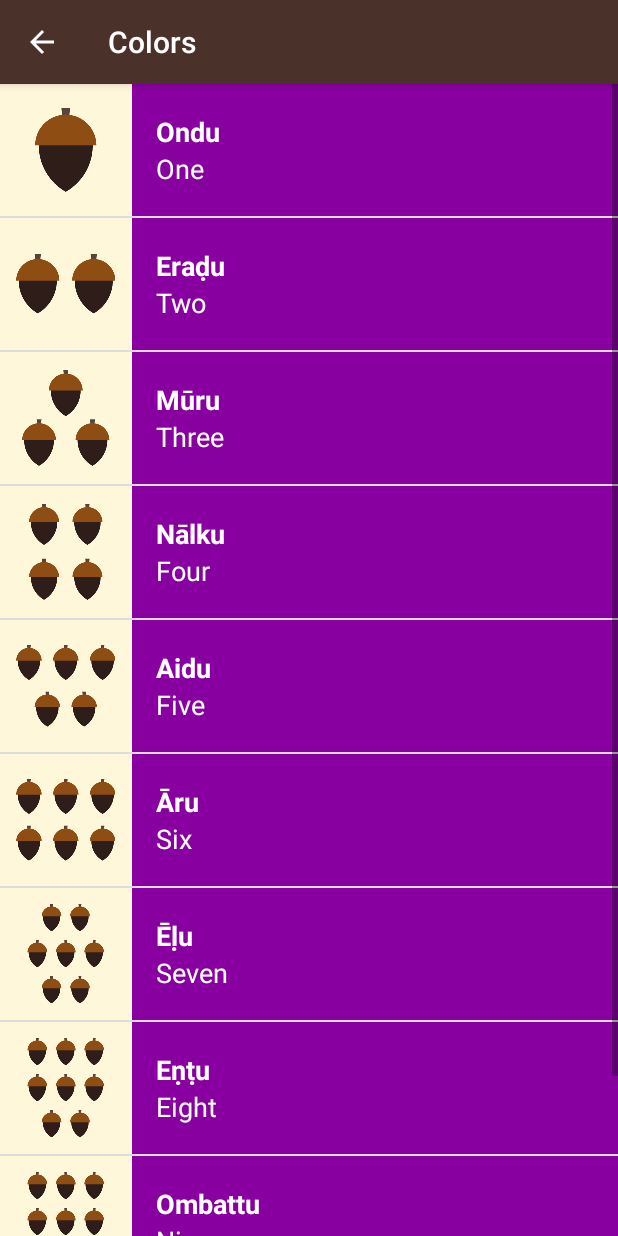
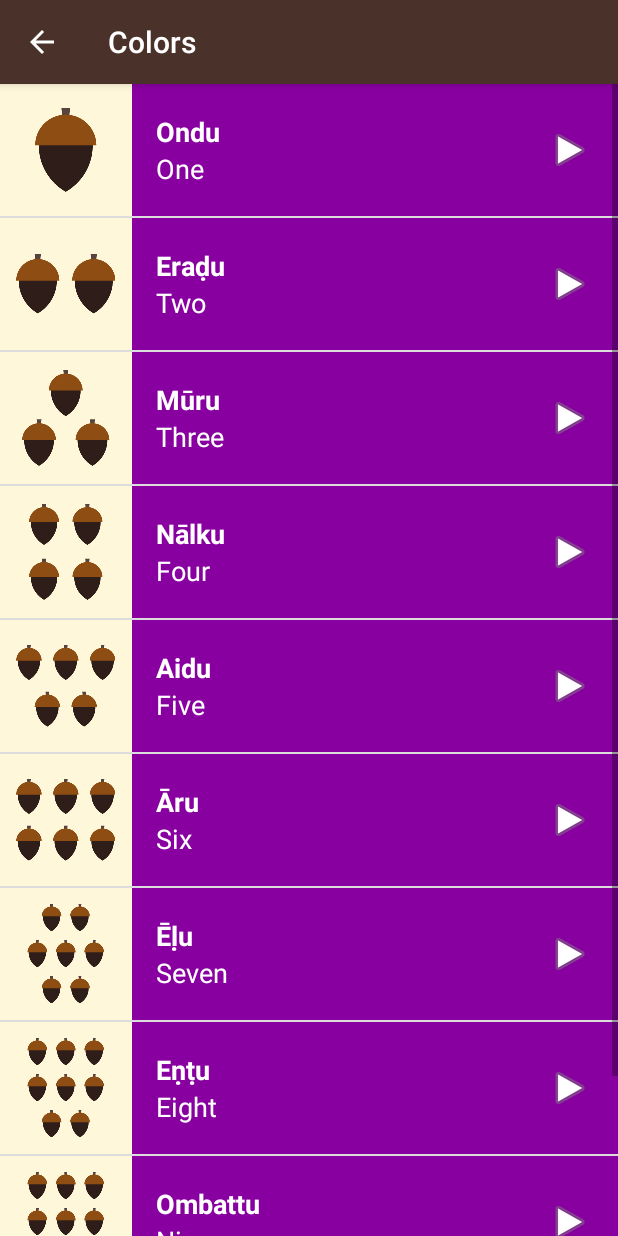
Before and after one commit to vivit1006117/LearnAnyLanguage, an Android app: the ColorsActivity screen opened directly, with no data from a screen before it, after a tap on "Āru", on a phone screen of 412 x 824 dp. Run offline under Robolectric (Android 15) with nearby library versions, the light colour scheme and no system bars.

Commit message:
added play button

```diff
--- a/app/src/main/java/com/example/android/learnLanguage/commonWords/ColorsActivity.java
+++ b/app/src/main/java/com/example/android/learnLanguage/commonWords/ColorsActivity.java
@@ -1,20 +1,7 @@
-/*
- * Copyright (C) 2016 The Android Open Source Project
- *
- * Licensed under the Apache License, Version 2.0 (the "License");
- * you may not use this file except in compliance with the License.
- * You may obtain a copy of the License at
- *
- *      http://www.apache.org/licenses/LICENSE-2.0
- *
- * Unless required by applicable law or agreed to in writing, software
- * distributed under the License is distributed on an "AS IS" BASIS,
- * WITHOUT WARRANTIES OR CONDITIONS OF ANY KIND, either express or implied.
- * See the License for the specific language governing permissions and
- * limitations under the License.
- */
 package com.example.android.learnLanguage.commonWords;
 
+import android.content.Context;
+import android.media.AudioManager;
 import android.media.MediaPlayer;
 import android.os.Bundle;
 import android.support.v7.app.AppCompatActivity;
@@ -32,21 +19,24 @@ import static com.example.android.learnLanguage.R.layout.custom_list_layout;
 
 public class ColorsActivity extends AppCompatActivity {
 
+    MediaPlayer mediaPlayer;
+//    AudioManager audioManager = (AudioManager) getSystemService(Context.AUDIO_SERVICE);
+
     @Override
     protected void onCreate(Bundle savedInstanceState) {
         super.onCreate(savedInstanceState);
         setContentView(R.layout.activity_colors);
         final ArrayList<Word> words = new ArrayList<>();
         words.add(new Word("One", "Ondu", R.mipmap.number_one, R.raw.number_one));
-        words.add(new Word("Two", "Eraḍu", R.mipmap.number_two,  R.raw.number_two));
-        words.add(new Word("Three", "Mūru", R.mipmap.number_three,R.raw.number_three));
-        words.add(new Word("Four", "Nālku", R.mipmap.number_four,   R.raw.number_four));
-        words.add(new Word("Five", "Aidu", R.mipmap.number_five,   R.raw.number_five));
-        words.add(new Word("Six", "Āru", R.mipmap.number_six,   R.raw.number_six));
-        words.add(new Word("Seven", "Ēḷu", R.mipmap.number_seven,   R.raw.number_seven));
-        words.add(new Word("Eight", "Eṇṭu", R.mipmap.number_eight,   R.raw.number_eight));
-        words.add(new Word("Nine", "Ombattu", R.mipmap.number_nine,   R.raw.number_nine));
-        words.add(new Word("Ten", "Hattu", R.mipmap.number_ten,   R.raw.number_ten));
+        words.add(new Word("Two", "Eraḍu", R.mipmap.number_two, R.raw.number_two));
+        words.add(new Word("Three", "Mūru", R.mipmap.number_three, R.raw.number_three));
+        words.add(new Word("Four", "Nālku", R.mipmap.number_four, R.raw.number_four));
+        words.add(new Word("Five", "Aidu", R.mipmap.number_five, R.raw.number_five));
+        words.add(new Word("Six", "Āru", R.mipmap.number_six, R.raw.number_six));
+        words.add(new Word("Seven", "Ēḷu", R.mipmap.number_seven, R.raw.number_seven));
+        words.add(new Word("Eight", "Eṇṭu", R.mipmap.number_eight, R.raw.number_eight));
+        words.add(new Word("Nine", "Ombattu", R.mipmap.number_nine, R.raw.number_nine));
+        words.add(new Word("Ten", "Hattu", R.mipmap.number_ten, R.raw.number_ten));
 
         WordAdapter itemsAdapter = new WordAdapter(this, custom_list_layout, words, R.color.category_colors);
 
@@ -55,13 +45,53 @@ public class ColorsActivity extends AppCompatActivity {
         assert listView != null;
         listView.setAdapter(itemsAdapter);
 
-        listView.setOnItemClickListener(new AdapterView.OnItemClickListener() {
+        AdapterView.OnItemClickListener itemClickListener = new AdapterView.OnItemClickListener() {
             @Override
             public void onItemClick(AdapterView<?> parent, View view, int position, long id) {
+
+                if (mediaPlayer != null) {
+                    mediaPlayer.release();
+                }
+
                 Word word = words.get(position);
-                MediaPlayer mediaPlayer = MediaPlayer.create(ColorsActivity.this, word.getAudioPath());
+                mediaPlayer = MediaPlayer.create(ColorsActivity.this, word.getAudioPath());
                 mediaPlayer.start();
+                MediaPlayer.OnCompletionListener onCompletionListener = new MediaPlayer.OnCompletionListener() {
+
+                    @Override
+                    public void onCompletion(MediaPlayer mp) {
+                        mediaPlayer.release();
+                    }
+                };
+                mediaPlayer.setOnCompletionListener(onCompletionListener);
             }
-        });
+        };
+        listView.setOnItemClickListener(itemClickListener);
     }
+
+    @Override
+    protected void onStop() {
+        super.onStop();
+        if (mediaPlayer != null)
+            mediaPlayer.release();
+    }
+
+//    private void audioFocus(){
+//        AudioManager.OnAudioFocusChangeListener audioFocusListener = new AudioManager.OnAudioFocusChangeListener() {
+//            @Override
+//            public void onAudioFocusChange(int focusChange) {
+//                if (focusChange == AudioManager.AUDIOFOCUS_LOSS_TRANSIENT ||
+//                        focusChange == AudioManager.AUDIOFOCUS_LOSS_TRANSIENT_CAN_DUCK) {
+//                    mediaPlayer.pause();
+//                    mediaPlayer.seekTo(0);
+//                } else if (focusChange == AudioManager.AUDIOFOCUS_GAIN) {
+//                    mediaPlayer.start();
+//                } else if (focusChange == AudioManager.AUDIOFOCUS_LOSS) {
+//                    mediaPlayer.release();
+//                }
+//            }
+//        };
+//
+//        audioManager.requestAudioFocus(audioFocusListener, AudioManager.STREAM_MUSIC, AudioManager.AUDIOFOCUS_GAIN_TRANSIENT);
+//    }
 }
--- a/app/src/main/res/layout/custom_list_layout.xml
+++ b/app/src/main/res/layout/custom_list_layout.xml
@@ -1,43 +1,54 @@
 <?xml version="1.0" encoding="utf-8"?>
-<LinearLayout xmlns:android="http://schemas.android.com/apk/res/android"
+<RelativeLayout xmlns:android="http://schemas.android.com/apk/res/android"
     xmlns:tools="http://schemas.android.com/tools"
     android:layout_width="match_parent"
     android:layout_height="@dimen/list_item_height"
     android:orientation="horizontal">
 
     <ImageView
+        android:id="@+id/related_image"
         android:layout_width="@dimen/list_item_height"
         android:layout_height="@dimen/list_item_height"
-        android:id="@+id/related_image"
-        tools:src="@mipmap/number_one"
-        android:background="#FFF7DA"/>
+        android:background="#FFF7DA"
+        tools:src="@mipmap/number_one" />
 
     <LinearLayout
-        android:layout_width="match_parent"
+        android:id="@+id/text_field"
+            android:layout_width="match_parent"
         android:layout_height="match_parent"
+        android:layout_toRightOf="@id/related_image"
         android:gravity="center_vertical"
-        android:id="@+id/text_field"
-        android:paddingLeft="16dp"
-        android:orientation="vertical">
+        android:orientation="vertical"
+        android:paddingLeft="16dp">
 
         <TextView
-            android:layout_marginTop="16dp"
             android:id="@+id/to_text"
             android:layout_width="match_parent"
             android:layout_height="wrap_content"
+            android:layout_marginTop="16dp"
+            android:textColor="#FFFFFF"
             android:textSize="18sp"
             android:textStyle="bold"
-            android:textColor="#FFFFFF"
             tools:text="Ondu" />
 
         <TextView
             android:id="@+id/from_text"
+            android:layout_width="match_parent"
+            android:layout_height="wrap_content"
             android:layout_marginBottom="16dp"
             android:textColor="#FFFFFF"
             android:textSize="18sp"
-            android:layout_width="match_parent"
-            android:layout_height="wrap_content"
             tools:text="One" />
+
     </LinearLayout>
 
-</LinearLayout>
+    <ImageView
+        android:id="@+id/play_icon"
+        android:layout_width="wrap_content"
+            android:layout_height="wrap_content"
+        android:layout_alignParentRight="true"
+        android:layout_centerInParent="true"
+        android:layout_marginRight="16dp"
+        android:src="@android:drawable/ic_media_play" />
+
+</RelativeLayout>
```
Also changed, not shown: app/src/main/java/com/example/android/learnLanguage/commonWords/FamilyActivity.java (+1 -16 lines), app/src/main/res/drawable-hdpi/ic_play_arrow_white_24dp.png (added), app/src/main/res/drawable-mdpi/ic_play_arrow_white_24dp.png (added), app/src/main/res/drawable-xhdpi/ic_play_arrow_white_24dp.png (added), app/src/main/res/drawable-xxhdpi/ic_play_arrow_white_24dp.png (added), app/src/main/res/drawable-xxxhdpi/ic_play_arrow_white_24dp.png (added), 1 other file.
